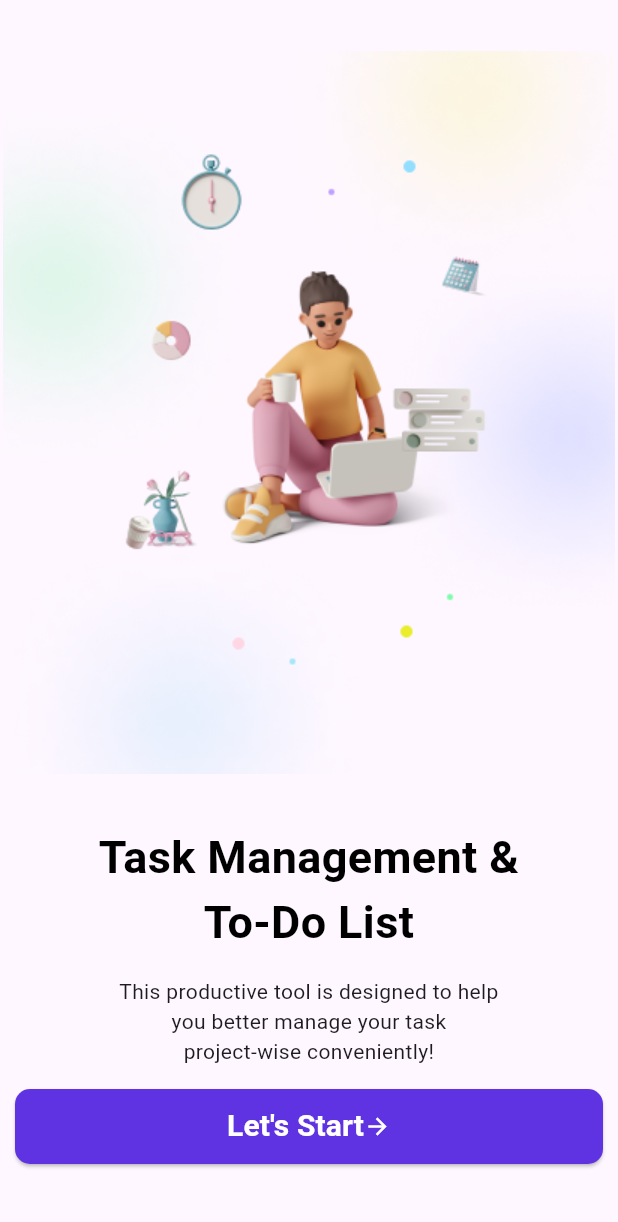
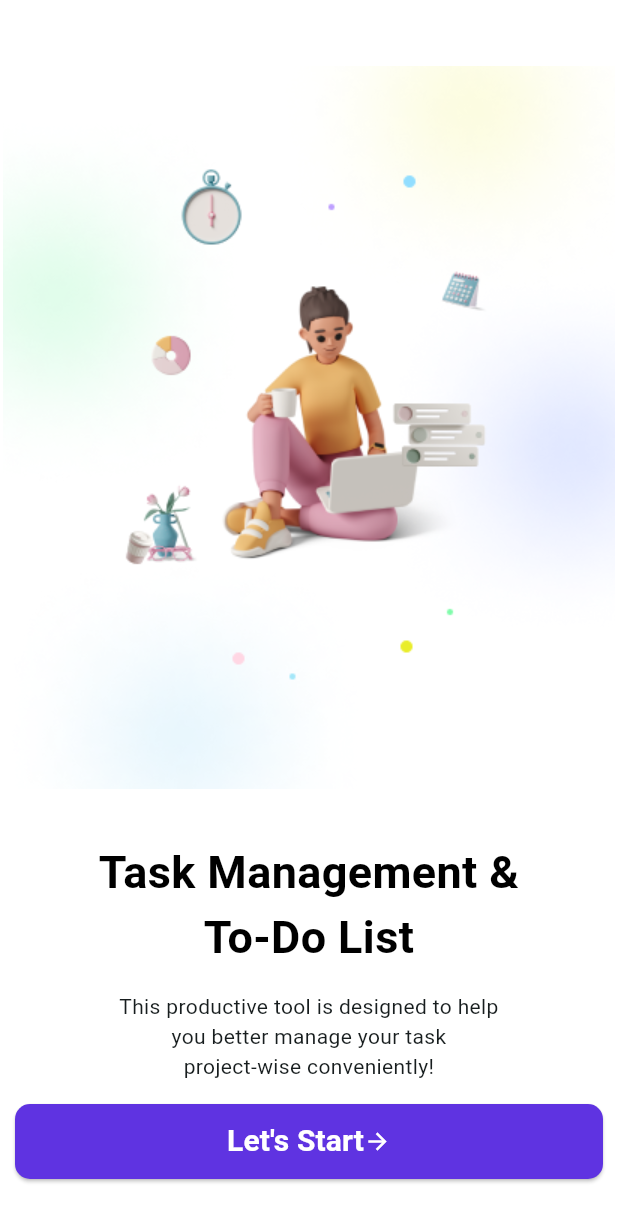
Before and after one commit to mhammadgammal/tasky, a Flutter app: the screen it shows after launch, on a phone screen of 412 x 824 dp. Shown: the top 1222 px of the screen. Run offline on Flutter 3.47's test engine with Material 3 defaults, Android fonts, the phone set to English and light mode, and no system bars; our stand-ins replace dio, get_it, jwt_decoder, shared_preferences.

Commit message:
finish boarding screen

```diff
--- a/lib/features/boarding/boarding_screen.dart
+++ b/lib/features/boarding/boarding_screen.dart
@@ -11,10 +11,14 @@ class BoardingScreen extends StatelessWidget {
     return Scaffold(
         body: Column(
       children: [
-        SizedBox(
-            height: 550,
+        Padding(
+          padding: const EdgeInsetsDirectional.only(top: 10.0),
+          child: Image.asset(
+            AppImages.boarding,
+            height: 550.0,
             width: ScreenUtil.getScreenWidth(context),
-            child: Image.asset(AppImages.boarding)),
+          ),
+        ),
         const Text(
           'Task Management &\nTo-Do List',
           style: AppTextStyle.font30BlackBoldBody,
@@ -38,7 +42,8 @@ class BoardingScreen extends StatelessWidget {
           child: ElevatedButton(
               onPressed: () {},
               style: ButtonStyle(
-                backgroundColor: const WidgetStatePropertyAll(Color(0xFF5F33E1)),
+                backgroundColor:
+                    const WidgetStatePropertyAll(Color(0xFF5F33E1)),
                 shape: WidgetStatePropertyAll(
                   RoundedRectangleBorder(
                     borderRadius: BorderRadius.circular(
--- a/lib/tasky_app.dart
+++ b/lib/tasky_app.dart
@@ -13,7 +13,8 @@ class TaskyApp extends StatelessWidget {
       initialRoute: RouterHepler.boarding,
       routes: AppRouter.generateRoutes,
       theme: ThemeData(
-        colorScheme: ColorScheme.fromSeed(seedColor: Colors.deepPurple),
+        scaffoldBackgroundColor: Colors.white,
+        colorScheme: ColorScheme.fromSeed(seedColor: Colors.white),
         useMaterial3: true,
       ),
     );
```
Also changed, not shown: assets/boarding/boarding_art_copy.png (added).
